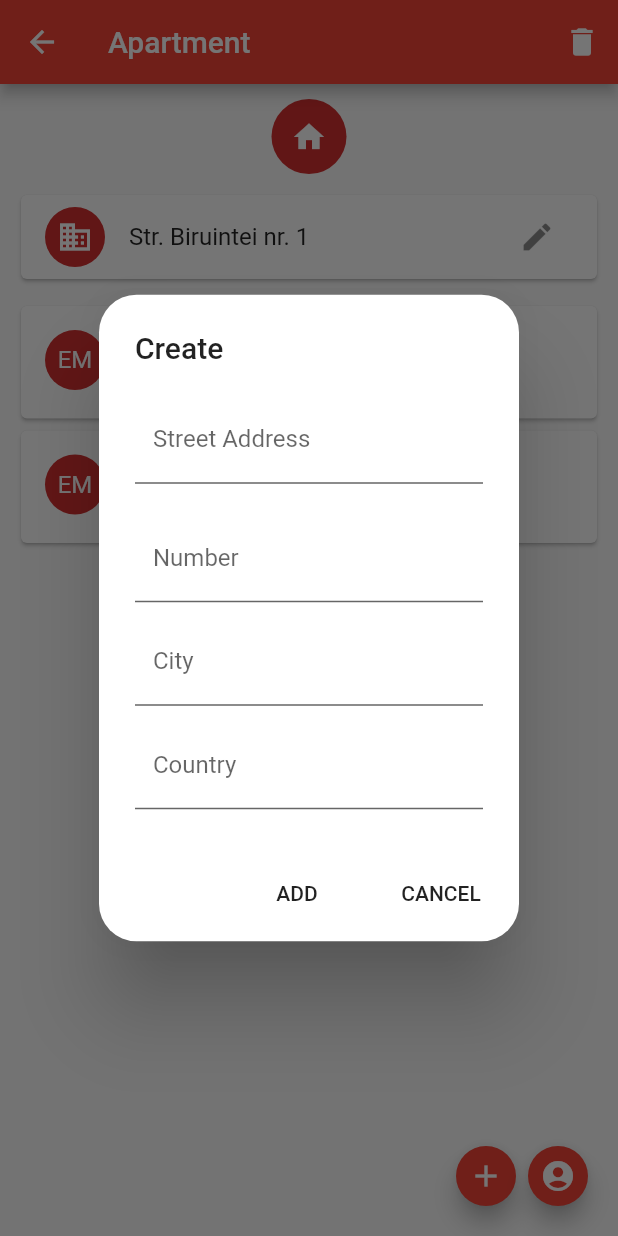
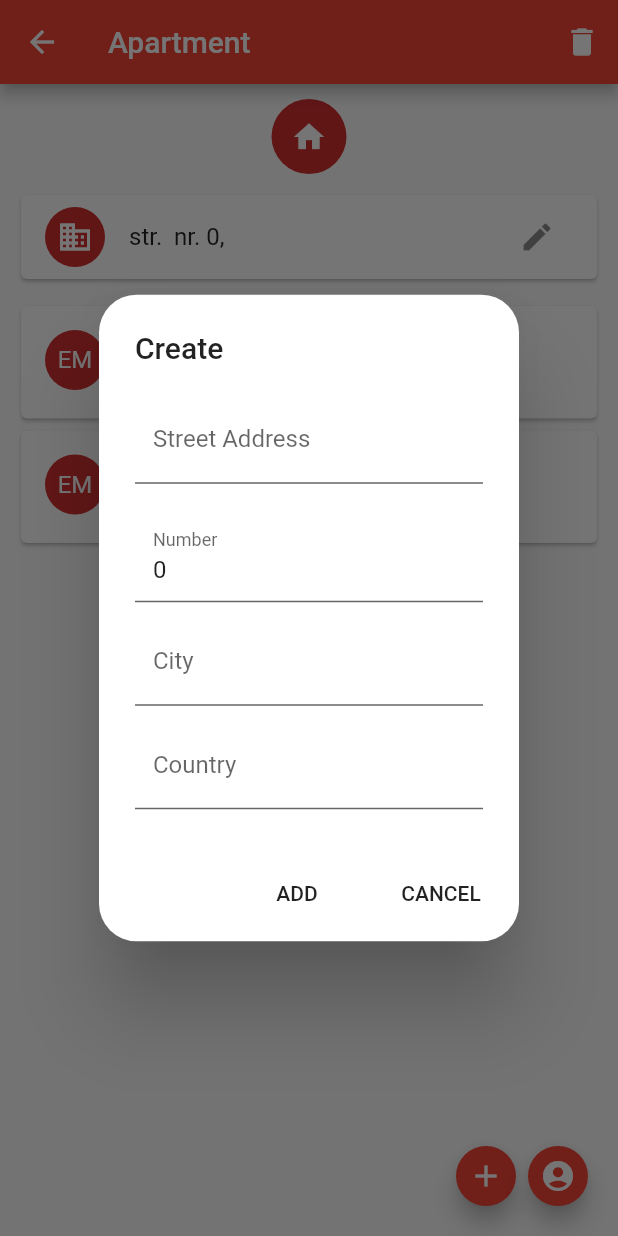
Before and after one commit to eme11/Splitt-The-Bill-Flutter, a Flutter app: the ApartmentPage screen opened directly, after a tap on the "add" icon, on a phone screen of 412 x 824 dp. Run offline on Flutter 3.47's test engine with Material 2 defaults, Android fonts, the phone set to English and light mode, and no system bars; our stand-ins replace percent_indicator.

Commit message:
ADDED: update address value

```diff
--- a/lib/models/apartment.dart
+++ b/lib/models/apartment.dart
@@ -1,17 +1,17 @@
 class Apartment {
-  final String id;
-  final String streetName;
-  final String number;
-  final String city;
-  final String country;
+  String id;
+  String streetName;
+  int number;
+  String city;
+  String country;
 
   Apartment(this.id, this.streetName, this.number, this.city, this.country);
 
   String getAddress() {
     return "str. " +
         streetName +
-        "nr. " +
-        number +
+        " nr. " +
+        number.toString() +
         ", " +
         this.city +
         " " +
--- a/lib/more_page_details/apartment_page.dart
+++ b/lib/more_page_details/apartment_page.dart
@@ -4,6 +4,9 @@ import '../widgets/more_list_titles/title_list_title.dart';
 import '../widgets/cards/user_information_card.dart';
 import '../pop_up_widows/add_user_form.dart';
 import '../pop_up_widows/delete_warning.dart';
+
+import '../models/apartment.dart';
+import '../models/user.dart';
 
 class ApartmentPage extends StatefulWidget {
   bool _isDeleted = false;
@@ -23,7 +26,7 @@ class ApartmentPage extends StatefulWidget {
       'email': 'emese.mathe.07@gmail.com'
     }
   ];
-  String address = 'Str. Biruintei nr. 1';
+  Apartment address = Apartment('1', '', 0, '', '');
 
   @override
   State<StatefulWidget> createState() {
@@ -65,14 +68,16 @@ class _ApartmentPageState extends State<ApartmentPage> {
           }
         },
         background: Container(color: Colors.red),
-          child: UserInfoCard(widget.userList[i]),));
+        child: UserInfoCard(widget.userList[i]),
+      ));
     }
 
     return info;
   }
 
   Widget _buildAddress() {
-    return TitleListTitle(widget.address, Icons.business, ApartmentCreate(_deleteFalse, title: 'Edit Address') );
+    return TitleListTitle(widget.address, Icons.business,
+        ApartmentCreate(_deleteFalse, widget.address, title: 'Edit Address'));
   }
 
   Widget _buildBody(BuildContext context) {
@@ -126,7 +131,7 @@ class _ApartmentPageState extends State<ApartmentPage> {
             showDialog(
                 context: context,
                 builder: (BuildContext context) =>
-                    ApartmentCreate(_deleteFalse));
+                    ApartmentCreate(_deleteFalse, widget.address));
           },
           child: Icon(Icons.add),
           mini: true,
--- a/lib/pop_up_widows/apparment_create.dart
+++ b/lib/pop_up_widows/apparment_create.dart
@@ -1,11 +1,13 @@
 import 'package:flutter/material.dart';
 import '../helpers/regular_expressions.dart';
+import '../models/apartment.dart';
 
 class ApartmentCreate extends StatefulWidget {
+  Apartment apartment;
   final Function isNew;
   final String title;
 
-  ApartmentCreate(this.isNew, {this.title = 'Create'});
+  ApartmentCreate(this.isNew, this.apartment, {this.title = 'Create'});
 
   @override
   State<StatefulWidget> createState() {
@@ -16,13 +18,6 @@ class ApartmentCreate extends StatefulWidget {
 class _ApartmentCreateState extends State<ApartmentCreate> {
   final GlobalKey<FormState> _formKey = GlobalKey<FormState>();
   List<Map<String, dynamic>> userList = [];
-  Map<String, dynamic> _address = {
-    'city': null,
-    'country': null,
-    'street': null,
-    'building': null,
-    'number': 0
-  };
 
   Widget _buildSizedBox() {
     return SizedBox(
@@ -34,13 +29,14 @@ class _ApartmentCreateState extends State<ApartmentCreate> {
     return TextFormField(
       decoration: InputDecoration(
           labelText: 'Street Address', filled: true, fillColor: Colors.white),
+      initialValue: widget.apartment.streetName == null ? '' : widget.apartment.streetName,
       validator: (String value) {
         if (value.isEmpty || value.length < 6) {
           return 'Invalid Street name';
         }
       },
       onSaved: (String value) {
-        _address['street'] = value;
+        widget.apartment.streetName = value;
       },
     );
   }
@@ -49,13 +45,14 @@ class _ApartmentCreateState extends State<ApartmentCreate> {
     return TextFormField(
       decoration: InputDecoration(
           labelText: 'Country', filled: true, fillColor: Colors.white),
+      initialValue: widget.apartment.country == null ? '' : widget.apartment.country,
       validator: (String value) {
         if (value.isEmpty || value.length < 6) {
           return 'Invalid country name';
         }
       },
       onSaved: (String value) {
-        _address['country'] = value;
+        widget.apartment.country = value;
       },
     );
   }
@@ -64,13 +61,14 @@ class _ApartmentCreateState extends State<ApartmentCreate> {
     return TextFormField(
       decoration: InputDecoration(
           labelText: 'City', filled: true, fillColor: Colors.white),
+      initialValue: widget.apartment.city == null ? '' : widget.apartment.city,
       validator: (String value) {
         if (value.isEmpty || value.length < 6) {
           return 'Invalid city name';
         }
       },
       onSaved: (String value) {
-        _address['city'] = value;
+        widget.apartment.city = value;
       },
     );
   }
@@ -79,13 +77,14 @@ class _ApartmentCreateState extends State<ApartmentCreate> {
     return TextFormField(
       decoration: InputDecoration(
           labelText: 'Number', filled: true, fillColor: Colors.white),
+      initialValue: widget.apartment.number == null ? 0 : widget.apartment.number.toString(),
       validator: (String value) {
         if (value.isEmpty || RegularExpressions.isInteger(value)) {
           return 'Invalid number';
         }
       },
       onSaved: (String value) {
-        _address['number'] = value;
+        widget.apartment.number = int.parse(value);
       },
     );
   }
--- a/lib/widgets/more_list_titles/title_list_title.dart
+++ b/lib/widgets/more_list_titles/title_list_title.dart
@@ -1,8 +1,10 @@
 import 'package:flutter/material.dart';
 import '../../pop_up_widows/apparment_create.dart';
 
+import '../../models/apartment.dart';
+
 class TitleListTitle extends StatelessWidget {
-  final String title;
+  final Apartment title;
   final IconData icon;
   final ApartmentCreate page;
 
@@ -12,7 +14,7 @@ class TitleListTitle extends StatelessWidget {
     return Card(
       child: ListTile(
         leading: CircleAvatar(child: Icon(icon)),
-        title: Text(title),
+        title: Text(title.getAddress()),
         trailing: IconButton(
           icon: Icon(Icons.edit),
           onPressed: () {
```
Lines whose indentation alone changed are shown as unchanged.
